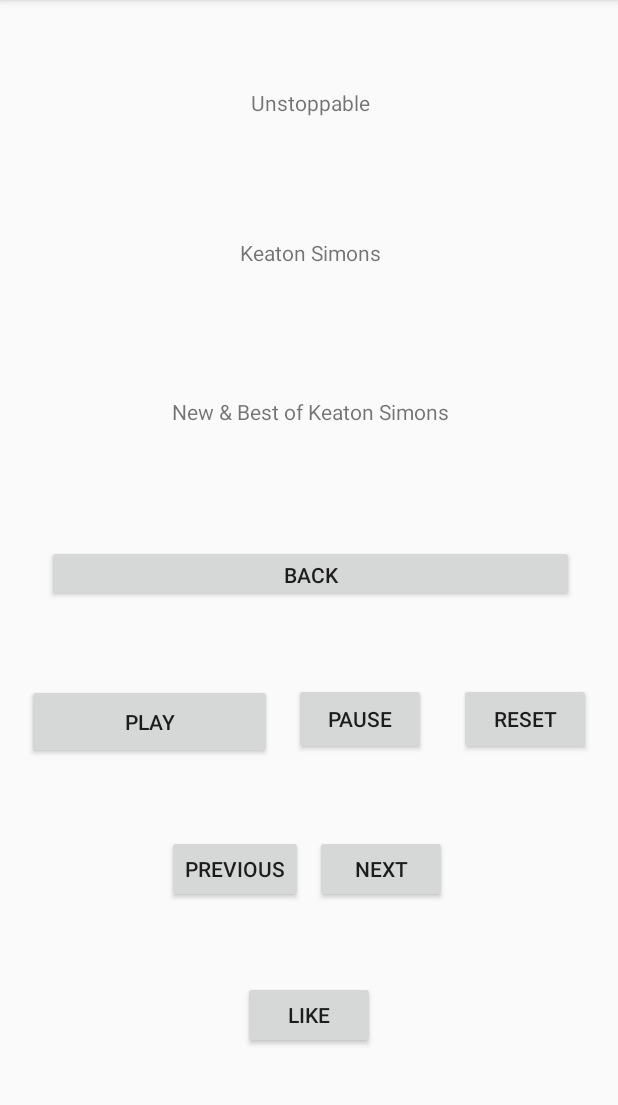
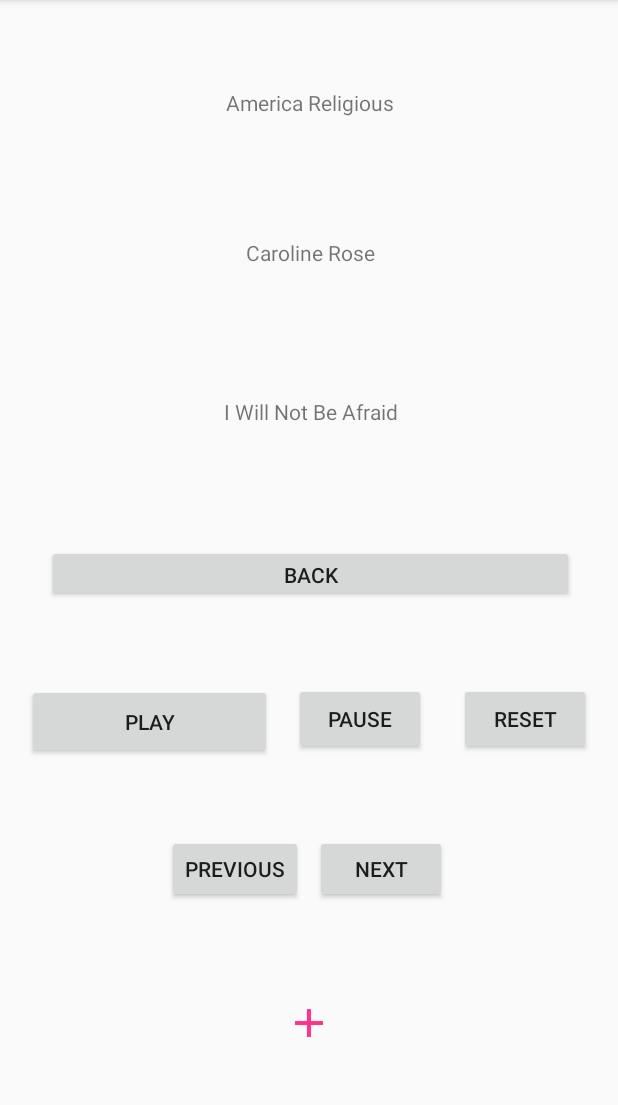
Before and after one commit to cortezpage/Flashback-Music, an Android app: the MusicPlay screen opened directly, with no data from a screen before it, on a phone screen of 412 x 824 dp, the part 84-1189 px from its top. Run offline under Robolectric (Android 15) with nearby library versions, the light colour scheme and no system bars; 1 statement that could not run was skipped.

Commit message:
add the Image Button

```diff
--- a/FlashbackMusic/app/src/main/java/com/example/cse110/flashbackmusic/MusicPlay.java
+++ b/FlashbackMusic/app/src/main/java/com/example/cse110/flashbackmusic/MusicPlay.java
@@ -2,11 +2,14 @@
 
 import android.content.Context;
 import android.content.SharedPreferences;
+import android.graphics.drawable.Drawable;
+import android.media.Image;
 import android.support.v7.app.AppCompatActivity;
 import android.os.Bundle;
 import android.util.Log;
 import android.view.View;
 import android.widget.Button;
+import android.widget.ImageButton;
 import android.widget.TextView;
 import java.util.Map;
 
@@ -125,12 +128,19 @@
                 }
         );
 
-        Button likeButton = (Button) findViewById(R.id.button_like);
+        final ImageButton likeButton = (ImageButton) findViewById(R.id.button_like);
         likeButton.setOnClickListener(
                 new View.OnClickListener() {
                     @Override
                     public void onClick(View view) {
                         musicPlayer.changeCurrentLikeStatus();
+                        if (musicPlayer.getCurrentLikeStatus() == 1) {
+                            likeButton.setBackgroundResource(R.drawable.check_mark);
+                        } else if (musicPlayer.getCurrentLikeStatus() == 0) {
+                            likeButton.setBackgroundResource(R.drawable.plus);
+                        } else if (musicPlayer.getCurrentLikeStatus() == 2) {
+                            likeButton.setBackgroundResource(R.drawable.cross);
+                        }
                         int currID = musicPlayer.getCurrentMediaID();
                         String currSong = musicPlayer.getCurrentString();
                         sharedPrefHelper.writeSongData(currID, currSong);
--- a/FlashbackMusic/app/src/main/java/com/example/cse110/flashbackmusic/SharedPrefHelper.java
+++ b/FlashbackMusic/app/src/main/java/com/example/cse110/flashbackmusic/SharedPrefHelper.java
@@ -10,12 +10,12 @@
     private SharedPreferences.Editor sharedEditor;
 
     private String [] all_songs = {
-            "123 Go; Keaton Simons; New & Best of Keaton Simons; 209; 0",
+            //"123 Go; Keaton Simons; New & Best of Keaton Simons; 209; 0",
             "After the Storm; Terry Oldfield; Origins - The Best of Terry Oldfield; 318; 0",
             "All About Ronnie; Rebecca Sayre; This is Always; 269; 0",
             "America Religious; Caroline Rose; I Will Not Be Afraid; 253; 0",
             "At Midnight; Caroline Rose; I Will Not Be Afraid; 198; 0",
-            "Back East; Caroline Rose; I Will Not Be Afraid; 190; 0",
+            /*"Back East; Caroline Rose; I Will Not Be Afraid; 190; 0",
             "Beautiful Pain; Keaton Simons; New & Best of Keaton Simons; 277; 0",
             "Blood On Your Bootheels; Caroline Rose; I Will Not Be Afraid; 195; 0",
             "Can't Find Love; Stacy Jones; Love Is Everywhere; 208; 0",
@@ -67,7 +67,7 @@
             "When You Go; Caroline Rose; I Will Not Be Afraid; 224; 0",
             "Who Cares?; Rebecca Sayre; This is Always; 196; 0",
             "Wilderness; Terry Oldfield; Origins - The Best of Terry Oldfield; 362; 0",
-            "Windows are the Eyes to the House; Forum; Take Yourself Too Seriously; 246; 0"
+            "Windows are the Eyes to the House; Forum; Take Yourself Too Seriously; 246; 0"*/
     };
 
     private int [] all_IDs;
@@ -78,13 +78,13 @@
         this.sharedEditor = editor;
 
         this.all_IDs = new int [] {
-                R.raw.one_two_three_go,
+                //R.raw.one_two_three_go,
                 R.raw.after_the_storm,
                 R.raw.all_about_ronnie,
                 R.raw.america_religious,
                 R.raw.at_midnight,
                 R.raw.back_east,
-                R.raw.beautiful_pain,
+                /*R.raw.beautiful_pain,
                 R.raw.blood_on_your_bootheels,
                 R.raw.cant_find_love,
                 R.raw.cant_you_be_mine,
@@ -135,7 +135,7 @@
                 R.raw.when_you_go,
                 R.raw.who_cares_,
                 R.raw.wilderness,
-                R.raw.windows_are_the_eyes_to_the_house
+                R.raw.windows_are_the_eyes_to_the_house*/
         };
 
         this.all_data = new String[this.all_songs.length];
--- a/FlashbackMusic/app/src/main/res/layout/activity_music_play.xml
+++ b/FlashbackMusic/app/src/main/res/layout/activity_music_play.xml
@@ -114,6 +114,7 @@
         app:layout_constraintTop_toTopOf="parent"
         app:layout_constraintVertical_bias="0.77" />
 
+    <!--
     <Button
         android:id="@+id/button_like"
         android:layout_width="wrap_content"
@@ -124,5 +125,17 @@
         app:layout_constraintRight_toRightOf="parent"
         app:layout_constraintTop_toTopOf="parent"
         app:layout_constraintVertical_bias="0.905" />
+    -->
+
+    <ImageButton
+        android:id="@+id/button_like"
+        android:layout_width="wrap_content"
+        android:layout_height="wrap_content"
+        app:layout_constraintBottom_toBottomOf="parent"
+        app:layout_constraintLeft_toLeftOf="parent"
+        app:layout_constraintRight_toRightOf="parent"
+        app:layout_constraintTop_toTopOf="parent"
+        app:layout_constraintVertical_bias="0.905"
+        android:background="@drawable/plus" />
 
 </android.support.constraint.ConstraintLayout>
```
Also changed, not shown: FlashbackMusic/app/src/main/res/drawable-hdpi/check_mark.png (added), FlashbackMusic/app/src/main/res/drawable-hdpi/cross.png (added), FlashbackMusic/app/src/main/res/drawable-hdpi/plus.png (added), FlashbackMusic/app/src/main/res/drawable-mdpi/check_mark.png (added), FlashbackMusic/app/src/main/res/drawable-mdpi/cross.png (added), FlashbackMusic/app/src/main/res/drawable-mdpi/plus.png (added), FlashbackMusic/app/src/main/res/drawable-xhdpi/check_mark.png (added), FlashbackMusic/app/src/main/res/drawable-xhdpi/cross.png (added), FlashbackMusic/app/src/main/res/drawable-xhdpi/plus.png (added), FlashbackMusic/app/src/main/res/drawable-xxhdpi/check_mark.png (added), FlashbackMusic/app/src/main/res/drawable-xxhdpi/cross.png (added), FlashbackMusic/app/src/main/res/drawable-xxhdpi/plus.png (added).
